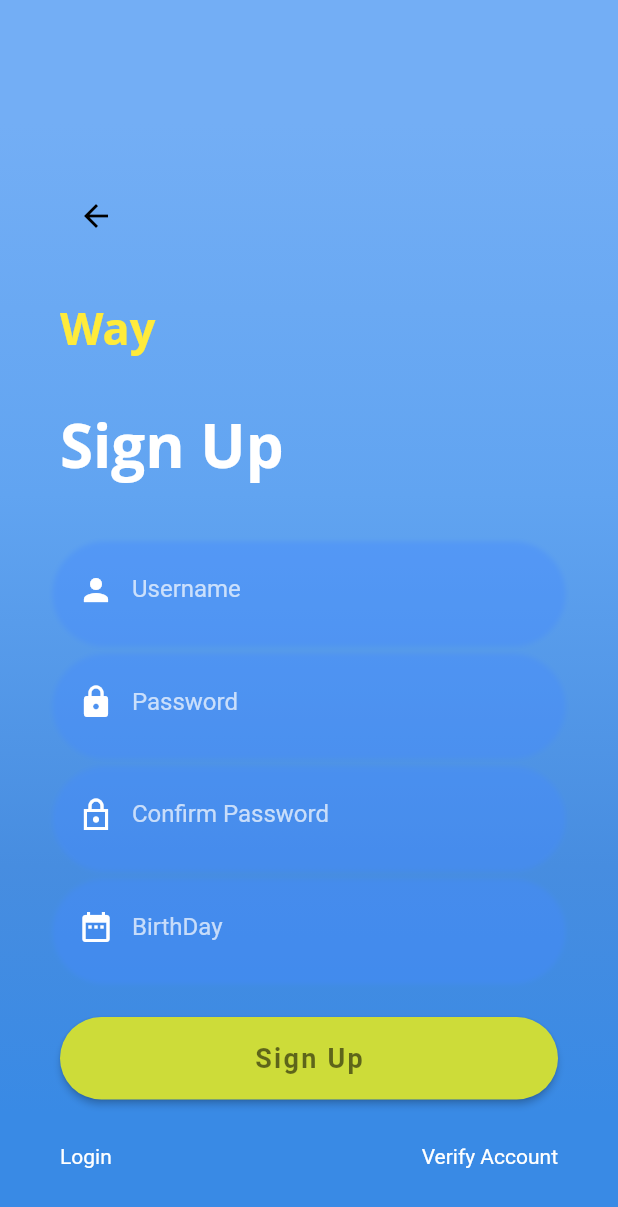
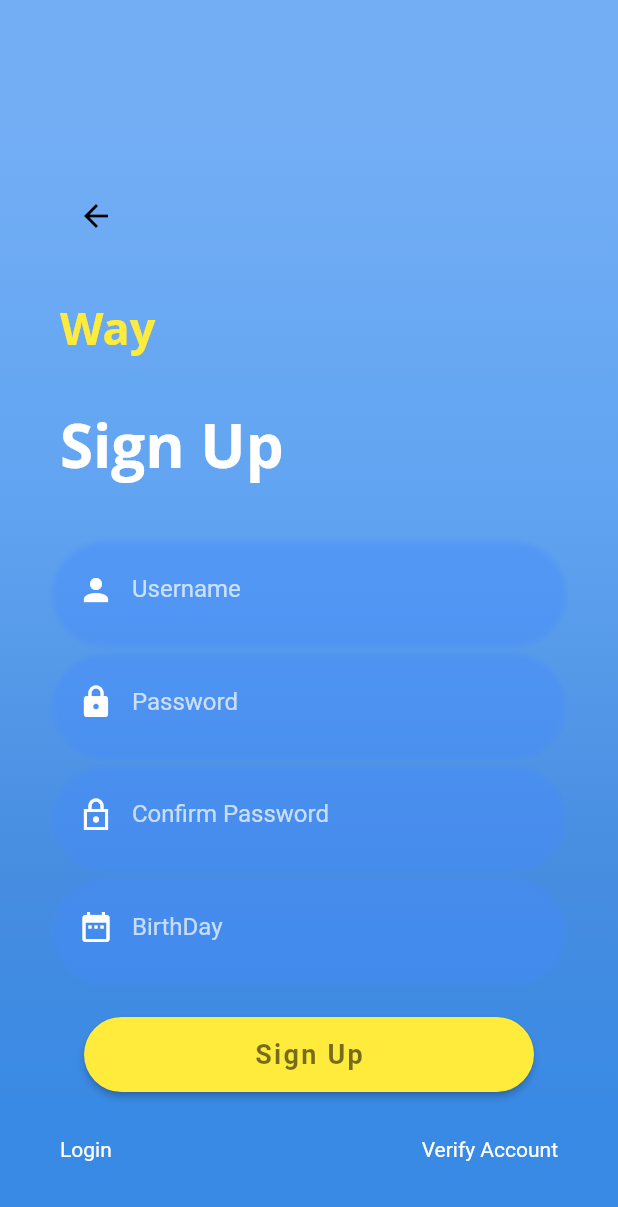
Before and after one commit to princebobby16/way-app, a Flutter app: the screen it shows after launch, after a tap on "Next", on a phone screen of 412 x 824 dp. Shown: the top 1207 px of the screen. Run offline on Flutter 3.47's test engine with Material 2 defaults, Android fonts, the phone set to English and light mode, and no system bars; drawn by our look-alikes of rounded_loading_button; our stand-ins replace google_maps_flutter, location, shared_preferences; network calls fail; Roboto replaces fonts that are missing (Open Sans).

Commit message:
implementation of custom sign up button

```diff
--- a/lib/src/screens/signup_cont.dart
+++ b/lib/src/screens/signup_cont.dart
@@ -1,5 +1,8 @@
+import 'dart:async';
+
 import 'package:flutter/material.dart';
 import 'package:flutter/services.dart';
+import 'package:rounded_loading_button/rounded_loading_button.dart';
 import 'package:shared_preferences/shared_preferences.dart' show SharedPreferences;
 import 'package:way_app/src/components/alert_box.dart';
 import 'package:way_app/src/components/input_field.dart';
@@ -25,6 +28,8 @@ class _SignUpContState extends State<SignUpCont> {
   late final TextEditingController password = TextEditingController();
   late final TextEditingController passwordConf = TextEditingController();
   late final TextEditingController birthDay = TextEditingController();
+  final RoundedLoadingButtonController _btnController = RoundedLoadingButtonController();
+
 
   Widget _buildUsername() {
     return WayInput(
@@ -133,32 +138,49 @@ class _SignUpContState extends State<SignUpCont> {
                       SizedBox(height: 15),
                       _buildBirthDay(),
                       SizedBox(height: 30),
-                      ElevatedButton(
-                        style: ButtonStyle(
-                            foregroundColor:
-                                MaterialStateProperty.all<Color>(Colors.white),
-                            backgroundColor:
-                                MaterialStateProperty.all<Color>(Colors.lime),
-                            padding: MaterialStateProperty.all(
-                                EdgeInsets.symmetric(vertical: 17.0)),
-                            shape: MaterialStateProperty.all<
-                                RoundedRectangleBorder>(RoundedRectangleBorder(
-                              borderRadius:
-                                  BorderRadius.all(Radius.circular(40.0)),
-                            ))),
-                        onPressed: () async {
-                          // send dat to the server and continue
-                          await continueToNextScreen(args, context);
-                        },
-                        child: Center(
+
+                      RoundedLoadingButton(
+                          controller: _btnController,
+                          onPressed: () async {
+                            await continueToNextScreen(args, context);
+                          },
+                        color: Colors.yellow,
                           child: Text('Sign Up',
                               style: TextStyle(
-                                  fontSize: 18.0,
-                                  fontWeight: FontWeight.bold,
-                                  color: Colors.black54,
-                                  letterSpacing: 1.5)),
-                        ),
+                              color: Colors.black54,
+                                fontSize: 18.0,
+                                letterSpacing: 1.5,
+                                fontWeight: FontWeight.bold
+                          )
+                          ),
                       ),
+
+                      // ElevatedButton(
+                      //   style: ButtonStyle(
+                      //       foregroundColor:
+                      //           MaterialStateProperty.all<Color>(Colors.white),
+                      //       backgroundColor:
+                      //           MaterialStateProperty.all<Color>(Colors.lime),
+                      //       padding: MaterialStateProperty.all(
+                      //           EdgeInsets.symmetric(vertical: 17.0)),
+                      //       shape: MaterialStateProperty.all<
+                      //           RoundedRectangleBorder>(RoundedRectangleBorder(
+                      //         borderRadius:
+                      //             BorderRadius.all(Radius.circular(40.0)),
+                      //       ))),
+                      //   onPressed: () async {
+                      //     // send dat to the server and continue
+                      //     await continueToNextScreen(args, context);
+                      //   },
+                      //   child: Center(
+                      //     child: Text('Sign Up',
+                      //         style: TextStyle(
+                      //             fontSize: 18.0,
+                      //             fontWeight: FontWeight.bold,
+                      //             color: Colors.black54,
+                      //             letterSpacing: 1.5)),
+                      //   ),
+                      // ),
                       SizedBox(height: 30),
                       Row(
                         mainAxisAlignment: MainAxisAlignment.spaceBetween,
@@ -189,8 +211,15 @@ class _SignUpContState extends State<SignUpCont> {
     var data = await sendDataToServer(args, context);
 
     if (data.ok == false) {
+      Timer(Duration(seconds: 2), () {
+        _btnController.reset();
+      });
       return;
     }
+
+    Timer(Duration(seconds: 3), () {
+      _btnController.success();
+    });
 
     // navigate to next screen
     await Navigator.pushNamed(context, '/verify',
--- a/pubspec.yaml
+++ b/pubspec.yaml
@@ -35,6 +35,7 @@ dependencies:
   location: ^4.3.0
   fluttertoast: ^8.0.7
   shared_preferences: ^2.0.6
+  rounded_loading_button: ^2.0.3
 
 dev_dependencies:
   flutter_test:
```
Also changed, not shown: lib/src/components/alert_box.dart (+9 -2 lines), pubspec.lock.
